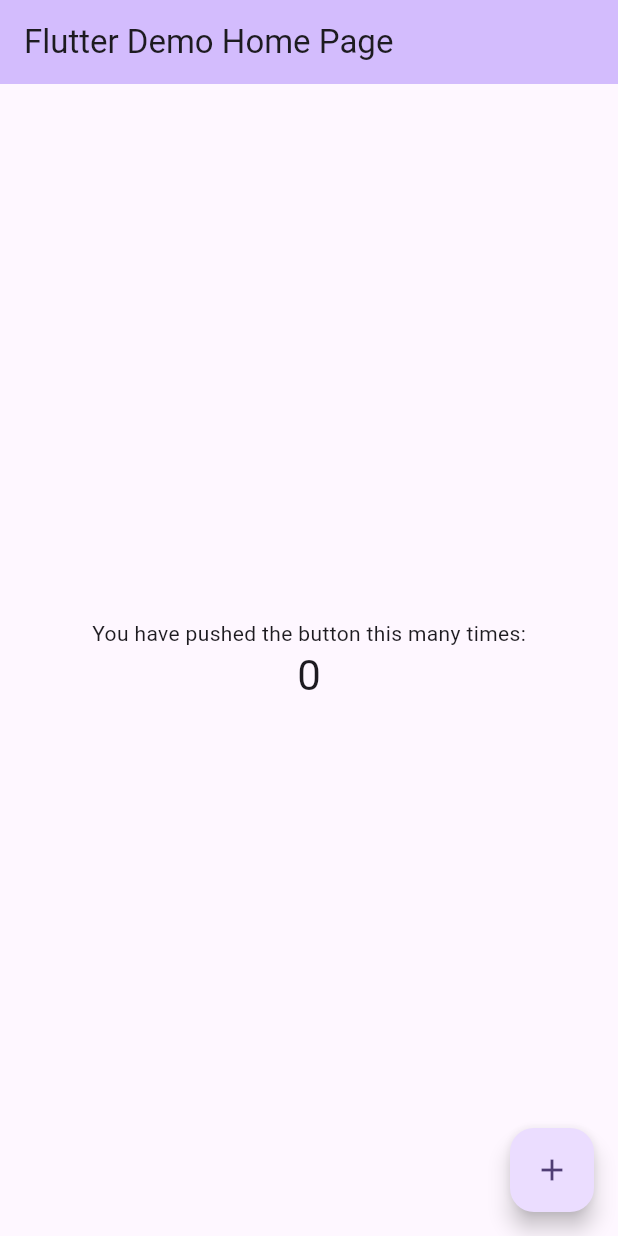
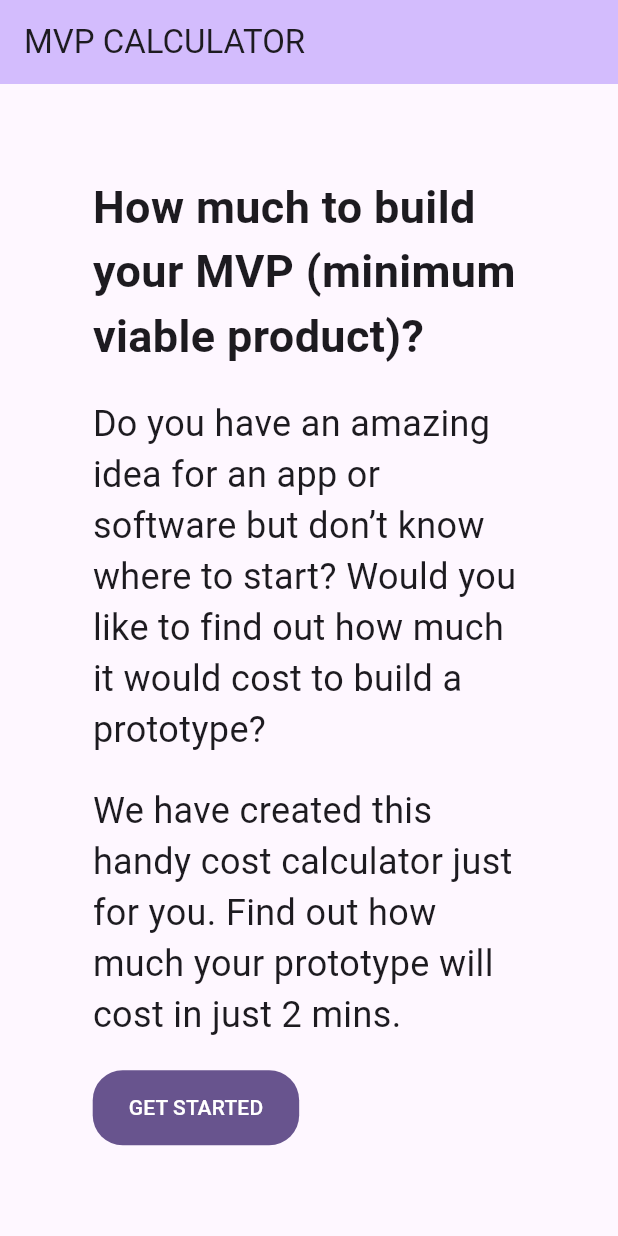
Before and after one commit to cuckoo-coding/Abdu-Moe-Hackathon, a Flutter app: the screen it shows after launch, on a phone screen of 412 x 824 dp. Run offline on Flutter 3.47's test engine with Material 3 defaults, Android fonts, the light colour scheme and no system bars.

Commit message:
Home scren setup

```diff
--- a/lib/main.dart
+++ b/lib/main.dart
@@ -12,11 +12,12 @@
   Widget build(BuildContext context) {
     return MaterialApp(
       title: 'Flutter Demo',
+      debugShowCheckedModeBanner: false,
       theme: ThemeData(
         colorScheme: ColorScheme.fromSeed(seedColor: Colors.deepPurple),
         useMaterial3: true,
       ),
-      home: const HomeScreen(title: 'Flutter Demo Home Page'),
+      home: const HomeScreen(),
     );
   }
 }
--- a/lib/screens/home_screen.dart
+++ b/lib/screens/home_screen.dart
@@ -1,80 +1,67 @@
 import 'package:flutter/material.dart';
 
 class HomeScreen extends StatefulWidget {
-  const HomeScreen({super.key, required this.title});
-
-  final String title;
+  const HomeScreen({super.key});
 
   @override
   State<HomeScreen> createState() => _HomeScreenState();
 }
 
 class _HomeScreenState extends State<HomeScreen> {
-  int _counter = 0;
-
-  void _incrementCounter() {
-    setState(() {
-      // This call to setState tells the Flutter framework that something has
-      // changed in this State, which causes it to rerun the build method below
-      // so that the display can reflect the updated values. If we changed
-      // _counter without calling setState(), then the build method would not be
-      // called again, and so nothing would appear to happen.
-      _counter++;
-    });
-  }
-
   @override
   Widget build(BuildContext context) {
-    // This method is rerun every time setState is called, for instance as done
-    // by the _incrementCounter method above.
-    //
-    // The Flutter framework has been optimized to make rerunning build methods
-    // fast, so that you can just rebuild anything that needs updating rather
-    // than having to individually change instances of widgets.
+    Size size = MediaQuery.of(context).size;
     return Scaffold(
       appBar: AppBar(
-        // TRY THIS: Try changing the color here to a specific color (to
-        // Colors.amber, perhaps?) and trigger a hot reload to see the AppBar
-        // change color while the other colors stay the same.
         backgroundColor: Theme.of(context).colorScheme.inversePrimary,
-        // Here we take the value from the MyHomePage object that was created by
-        // the App.build method, and use it to set our appbar title.
-        title: Text(widget.title),
+        title: const Text('MVP CALCULATOR'),
       ),
-      body: Center(
-        // Center is a layout widget. It takes a single child and positions it
-        // in the middle of the parent.
+      body: Padding(
+        padding: EdgeInsets.symmetric(horizontal: size.width * 0.15),
+        child: Center(
           child: Column(
-          // Column is also a layout widget. It takes a list of children and
-          // arranges them vertically. By default, it sizes itself to fit its
-          // children horizontally, and tries to be as tall as its parent.
-          //
-          // Column has various properties to control how it sizes itself and
-          // how it positions its children. Here we use mainAxisAlignment to
-          // center the children vertically; the main axis here is the vertical
-          // axis because Columns are vertical (the cross axis would be
-          // horizontal).
-          //
-          // TRY THIS: Invoke "debug painting" (choose the "Toggle Debug Paint"
-          // action in the IDE, or press "p" in the console), to see the
-          // wireframe for each widget.
             mainAxisAlignment: MainAxisAlignment.center,
-          children: <Widget>[
+            crossAxisAlignment: CrossAxisAlignment.start,
+            children: [
               const Text(
-              'You have pushed the button this many times:',
+                "How much to build your MVP (minimum viable product)?",
+                style: TextStyle(fontSize: 30, fontWeight: FontWeight.bold),
               ),
-            Text(
-              '$_counter',
-              style: Theme.of(context).textTheme.headlineMedium,
+              const SizedBox(
+                height: 20,
+              ),
+              const Text(
+                "Do you have an amazing idea for an app or software but don’t know where to start? Would you like to find out how much it would cost to build a prototype?",
+                style: TextStyle(fontSize: 24),
+                textAlign: TextAlign.start,
+              ),
+              const SizedBox(
+                height: 20,
+              ),
+              const Text(
+                "We have created this handy cost calculator just for you. Find out how much your prototype will cost in just 2 mins.",
+                style: TextStyle(fontSize: 24),
+                textAlign: TextAlign.start,
+              ),
+              const SizedBox(
+                height: 20,
+              ),
+              FilledButton(
+                onPressed: () {},
+                style: ElevatedButton.styleFrom(
+                  shape: RoundedRectangleBorder(
+                    borderRadius: BorderRadius.circular(20.0),
+                  ),
+                ),
+                child: const Padding(
+                  padding: EdgeInsets.symmetric(vertical: 15),
+                  child: Text('GET STARTED'),
+                ),
               ),
             ],
           ),
         ),
-      floatingActionButton: FloatingActionButton(
-        onPressed: _incrementCounter,
-        tooltip: 'Increment',
-        child: const Icon(Icons.add),
-      ), // This trailing comma makes auto-formatting nicer for build methods.
+      ),
     );
   }
 }
```
Lines whose indentation alone changed are shown as unchanged.
